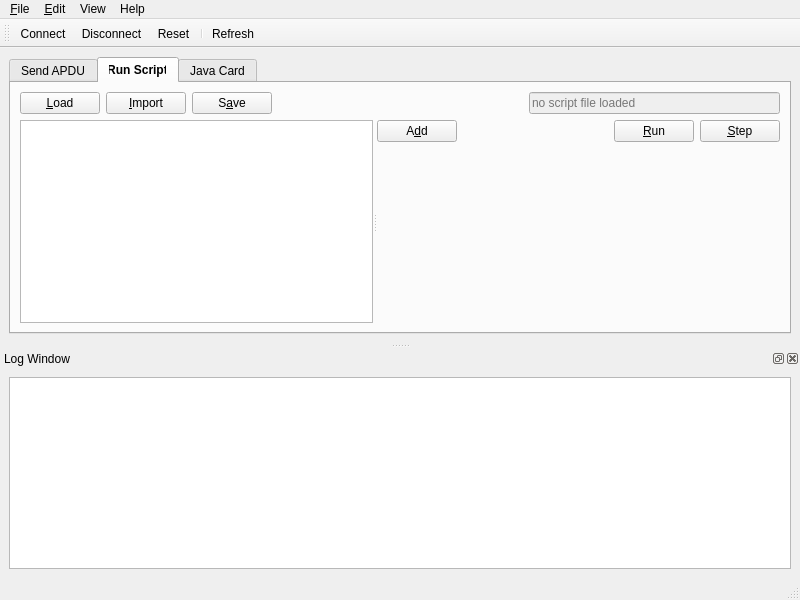
Old version of the form res/forms/mainwindow.ui in the repository CouleurQ/SmartCardManager.
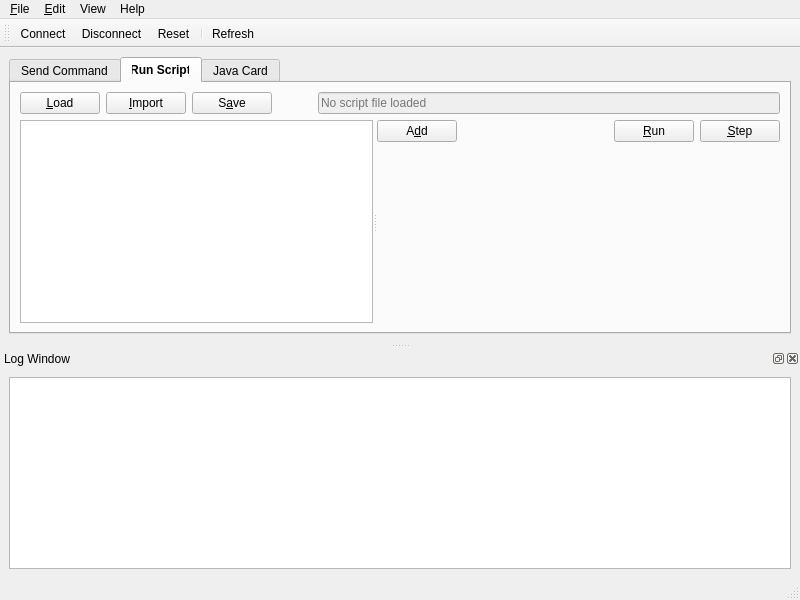
New version of the form. The open tabs and pages were chosen to show the change. Icons and pictures are not drawn. Custom widgets are drawn as their Qt base class.

The edit to the form file:
```diff
--- a/res/forms/mainwindow.ui
+++ b/res/forms/mainwindow.ui
@@ -36,7 +36,7 @@
       </property>
       <widget class="QWidget" name="tabSendApdu">
        <attribute name="title">
-        <string>Send APDU</string>
+        <string>Send Command</string>
        </attribute>
        <layout class="QVBoxLayout" name="verticalLayout_5">
         <item>
@@ -192,9 +192,9 @@
        <attribute name="title">
         <string>Run Script</string>
        </attribute>
-       <layout class="QVBoxLayout" name="verticalLayout_5">
+       <layout class="QVBoxLayout" name="runScriptVerticalLayout">
         <item>
-         <layout class="QHBoxLayout" name="horizontalLayoutTop">
+         <layout class="QHBoxLayout" name="runScriptHorizontalLayoutTop">
           <item>
            <widget class="QPushButton" name="runScriptButtonLoad">
             <property name="text">
@@ -217,10 +217,13 @@
            </widget>
           </item>
           <item>
-           <spacer name="horizontalSpacerButtons">
+           <spacer name="runScriptHorizontalSpacerButtons">
             <property name="orientation">
              <enum>Qt::Orientation::Horizontal</enum>
             </property>
+            <property name="sizeType">
+             <enum>QSizePolicy::Policy::Fixed</enum>
+            </property>
             <property name="sizeHint" stdset="0">
              <size>
               <width>40</width>
@@ -230,7 +233,7 @@
            </spacer>
           </item>
           <item>
-           <widget class="QLineEdit" name="sendApduLineEditFilename">
+           <widget class="QLineEdit" name="runScriptLineEditFilename">
             <property name="enabled">
              <bool>false</bool>
             </property>
@@ -247,19 +250,19 @@
              <bool>true</bool>
             </property>
             <property name="placeholderText">
-             <string>no script file loaded</string>
+             <string>No script file loaded</string>
             </property>
            </widget>
           </item>
          </layout>
         </item>
         <item>
-         <widget class="QSplitter" name="splitterTab">
+         <widget class="QSplitter" name="runScriptSplitterTab">
           <property name="orientation">
            <enum>Qt::Orientation::Horizontal</enum>
           </property>
-          <widget class="QWidget" name="rightPanel_2">
-           <layout class="QVBoxLayout" name="verticalLayoutRightLeft">
+          <widget class="QWidget" name="runScriptRightPanel">
+           <layout class="QVBoxLayout" name="runScriptVerticalLayoutRightLeft">
             <item>
              <widget class="QListView" name="runScriptListView">
               <property name="acceptDrops">
@@ -278,10 +281,10 @@
             </item>
            </layout>
           </widget>
-          <widget class="QWidget" name="verticalLayoutWidget_2">
-           <layout class="QVBoxLayout" name="verticalLayoutRight_2">
+          <widget class="QWidget" name="runScriptVerticalLayoutWidget">
+           <layout class="QVBoxLayout" name="runScriptVerticalLayoutRight">
             <item>
-             <layout class="QHBoxLayout" name="horizontalLayout_2">
+             <layout class="QHBoxLayout" name="runScriptHorizontalLayout">
               <item>
                <widget class="QPushButton" name="runScriptButtonAdd">
                 <property name="text">
@@ -293,7 +296,7 @@
                </widget>
               </item>
               <item>
-               <spacer name="horizontalSpacer">
+               <spacer name="runScriptHorizontalSpacer">
                 <property name="orientation">
                  <enum>Qt::Orientation::Horizontal</enum>
                 </property>
```
Left out of the diff: 35 changed lines with no effect on the pictures. Lines whose indentation alone changed are shown as unchanged.
